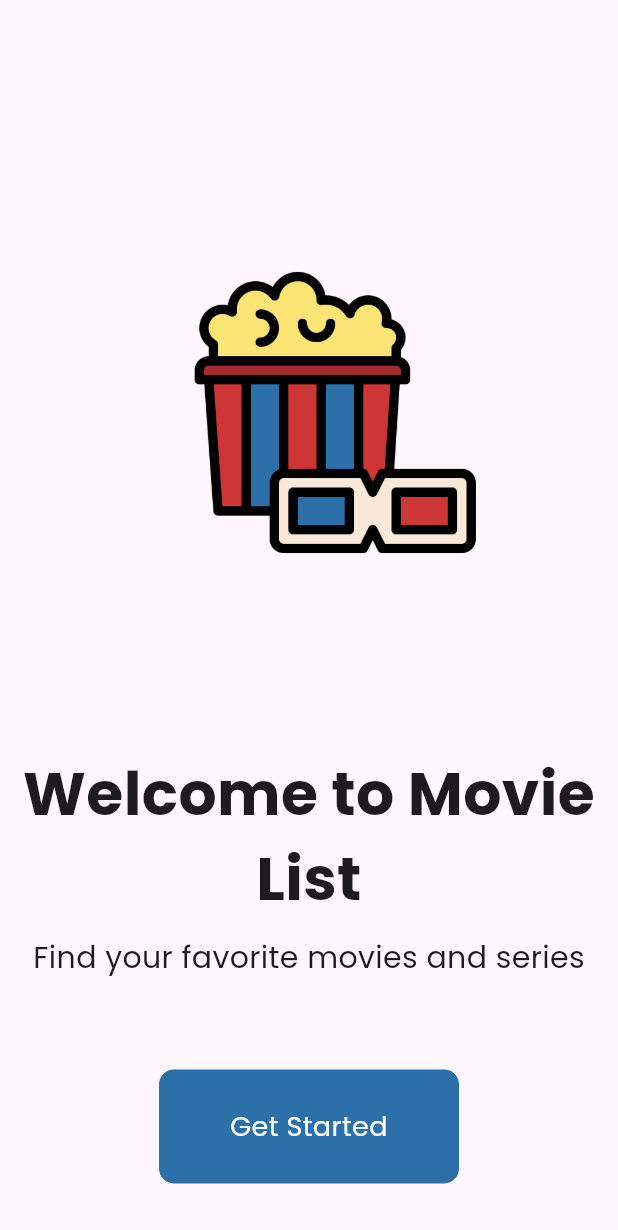
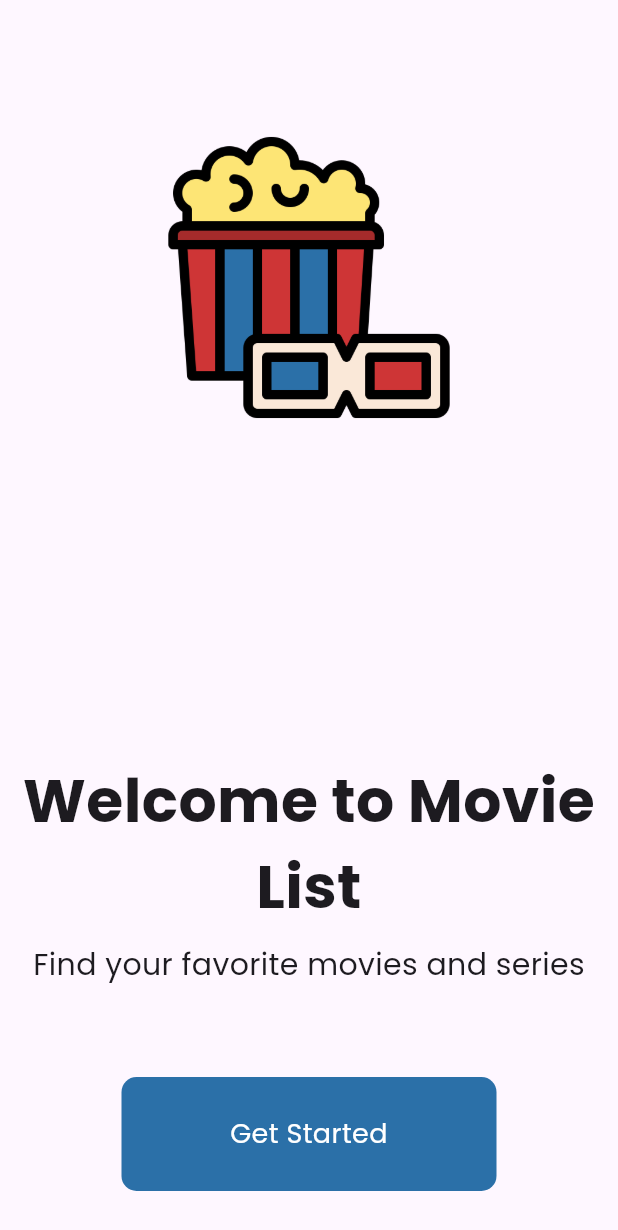
Before and after one commit to NaufalFadhiil/dicoding-movie-list, a Flutter app: the screen it shows after launch, on a phone screen of 412 x 824 dp. Shown: the top 1230 px of the screen. Run offline on Flutter 3.47's test engine with Material 3 defaults, Android fonts, the phone set to English and light mode, and no system bars.

Commit message:
fixed: overflow in start_page

```diff
--- a/lib/pages/start_page.dart
+++ b/lib/pages/start_page.dart
@@ -7,19 +7,27 @@ class StartPage extends StatelessWidget {
   @override
   Widget build(BuildContext context) {
     return Scaffold(
-      body: Column(
+      body: SafeArea(
+        child: LayoutBuilder(
+          builder: (context, constraints) {
+            return Column(
               // LOGO
               children: [
+                Expanded(
+                  child: SingleChildScrollView(
+                    child: Column(
+                      children: [
+                        const SizedBox(height: 60),
                         Padding(
-            padding: const EdgeInsets.only(
-              top: 150.0,
-              left: 115.0,
-              right: 80.0,
-            ),
+                          padding: const EdgeInsets.symmetric(horizontal: 40),
                           child: Image.asset(
                             'lib/images/logo_start.png',
                             width: 200,
                             height: 250,
+                          ),
+                        ),
+                      ],
+                    ),
                   ),
                 ),
                 const Padding(
@@ -40,10 +48,7 @@ class StartPage extends StatelessWidget {
                   ),
                 ),
                 Container(
-            padding: const EdgeInsets.only(
-              left: 20.0,
-              right: 20.0,
-            ),
+                  padding: const EdgeInsets.only(left: 20.0, right: 20.0),
                   child: Text(
                     'Find your favorite movies and series',
                     style: TextStyle(fontSize: 20, fontFamily: 'Poppins'),
@@ -52,15 +57,20 @@ class StartPage extends StatelessWidget {
 
                 const SizedBox(height: 60),
 
-          GestureDetector(
+                //Button Get Started
+                Padding(
+                  padding: const EdgeInsets.only(bottom: 30.0),
+                  child: GestureDetector(
                     onTap: () {
                       Navigator.push(
                         context,
-                MaterialPageRoute(builder: (context) => const HomePage()),
+                        MaterialPageRoute(
+                          builder: (context) => const HomePage(),
+                        ),
                       );
                     },
                     child: Container(
-              width: 200,
+                      width: 250,
                       decoration: BoxDecoration(
                         borderRadius: BorderRadius.circular(10),
                         color: Color(0xFF2b70a8),
@@ -77,11 +87,11 @@ class StartPage extends StatelessWidget {
                       ),
                     ),
                   ),
+                ),
               ],
-
-        // Text Welcome User
-
-        // Button Navigation
+            );
+          },
+        ),
       ),
     );
   }
```
Lines whose indentation alone changed are shown as unchanged.
